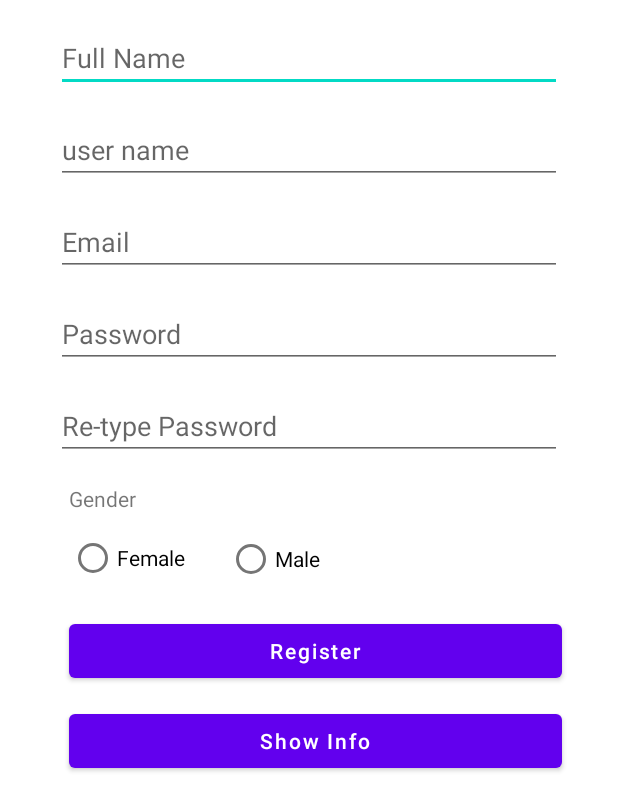
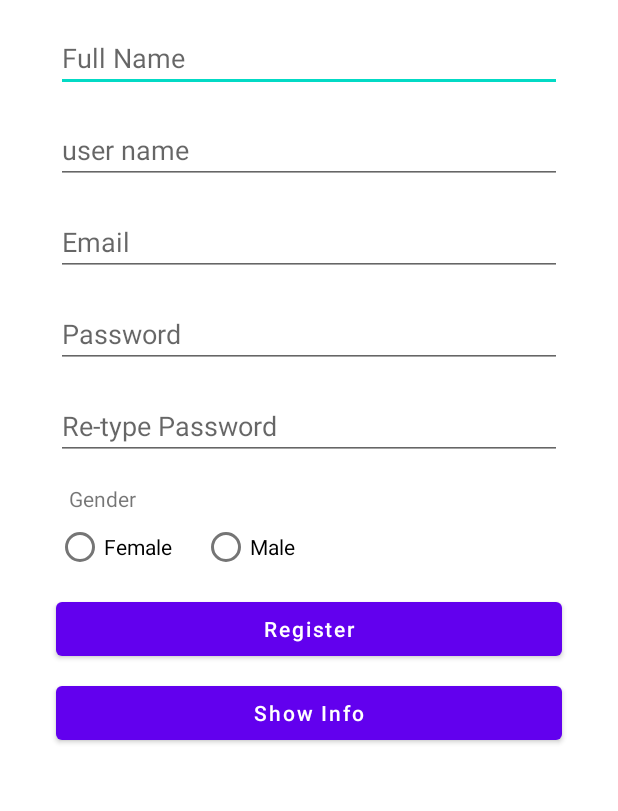
Before and after one commit to rezaee127/HW6-1, an Android app: the layout activity_main.xml on its own in the app's theme, with its tools: preview values and no code run, on a phone screen of 412 x 824 dp. Shown: the top 811 px of the screen. Run offline under Robolectric (Android 15) with nearby library versions, the phone set to English and light mode, and no system bars.

Commit message:
radio group

```diff
--- a/app/src/main/res/layout/activity_main.xml
+++ b/app/src/main/res/layout/activity_main.xml
@@ -11,7 +11,7 @@
 
     <androidx.constraintlayout.widget.ConstraintLayout
         android:layout_width="match_parent"
-        android:layout_height="match_parent">
+        android:layout_height="wrap_content">
 
         <EditText
             android:id="@+id/editTextFullName"
@@ -85,46 +85,23 @@
             app:layout_constraintStart_toStartOf="@+id/editTextReTypePassword"
             app:layout_constraintTop_toBottomOf="@+id/editTextReTypePassword" />
 
-        <RadioButton
-            android:id="@+id/Female"
-            android:layout_width="97dp"
-            android:layout_height="44dp"
-            android:layout_marginEnd="8dp"
-            android:text="Female"
-            app:layout_constraintBottom_toBottomOf="@+id/Male"
-            app:layout_constraintEnd_toStartOf="@+id/Male"
-            app:layout_constraintHorizontal_bias="0.0"
-            app:layout_constraintStart_toStartOf="@+id/Gender"
-            app:layout_constraintTop_toTopOf="@+id/Male"
-            app:layout_constraintVertical_bias="0.0" />
-
-        <RadioButton
-            android:id="@+id/Male"
-            android:layout_width="91dp"
-            android:layout_height="45dp"
-            android:layout_marginTop="8dp"
-            android:layout_marginEnd="132dp"
-            android:text="Male"
-            app:layout_constraintEnd_toEndOf="@+id/editTextReTypePassword"
-            app:layout_constraintTop_toBottomOf="@+id/Gender" />
-
         <Button
             android:id="@+id/register"
             android:layout_width="0dp"
             android:layout_height="wrap_content"
-            android:layout_marginTop="16dp"
+            android:layout_marginTop="8dp"
             android:text="Register"
             android:textAllCaps="false"
             app:layout_constraintEnd_toEndOf="@+id/editTextReTypePassword"
             app:layout_constraintHorizontal_bias="0.0"
-            app:layout_constraintStart_toStartOf="@+id/Female"
-            app:layout_constraintTop_toBottomOf="@+id/Female" />
+            app:layout_constraintStart_toStartOf="@+id/editTextReTypePassword"
+            app:layout_constraintTop_toBottomOf="@+id/radioGroup" />
 
         <Button
             android:id="@+id/showInfo"
             android:layout_width="0dp"
             android:layout_height="wrap_content"
-            android:layout_marginTop="12dp"
+            android:layout_marginTop="8dp"
             android:text="Show Info"
             android:textAllCaps="false"
             app:layout_constraintEnd_toEndOf="@+id/register"
@@ -152,5 +129,30 @@
             android:layout_height="wrap_content"
             android:orientation="vertical"
             app:layout_constraintGuide_percent="0.91" />
+
+        <RadioGroup
+            android:id="@+id/radioGroup"
+            android:layout_width="0dp"
+            android:layout_height="wrap_content"
+            android:orientation="horizontal"
+            app:layout_constraintEnd_toEndOf="@+id/editTextReTypePassword"
+            app:layout_constraintHorizontal_bias="1.0"
+            app:layout_constraintStart_toStartOf="@+id/editTextReTypePassword"
+            app:layout_constraintTop_toBottomOf="@+id/Gender">
+
+            <RadioButton
+                android:id="@+id/Female"
+                android:layout_width="97dp"
+                android:layout_height="44dp"
+                android:text="Female" />
+
+            <RadioButton
+                android:id="@+id/Male"
+                android:layout_width="91dp"
+                android:layout_height="45dp"
+                android:text="Male" />
+        </RadioGroup>
+
+
     </androidx.constraintlayout.widget.ConstraintLayout>
 </ScrollView>
```
